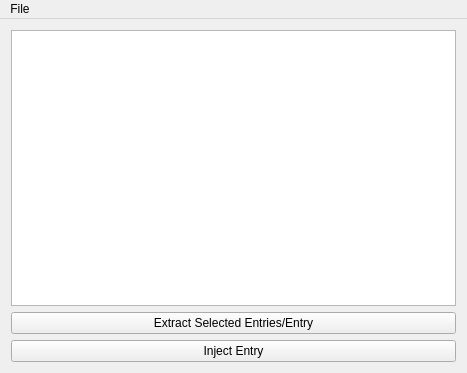
Before: the Qt Designer form XDBF/mainwindow.ui in hetelek/XDBF-Manager, drawn with Qt 5.
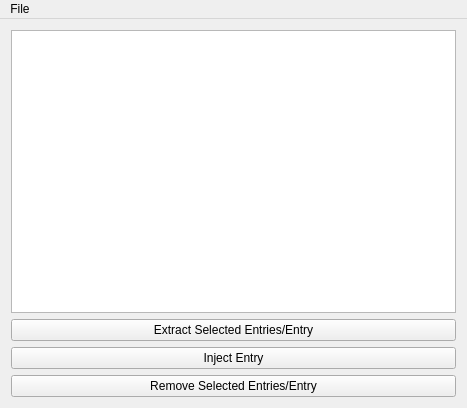
After: the same form once the commit is applied. Icons and pictures are not drawn.

Commit message: working on remove entry

Patch:
```diff
--- a/XDBF/mainwindow.ui
+++ b/XDBF/mainwindow.ui
@@ -7,7 +7,7 @@
     <x>0</x>
     <y>0</y>
     <width>467</width>
-    <height>373</height>
+    <height>408</height>
    </rect>
   </property>
   <property name="windowTitle">
@@ -51,6 +51,13 @@
         </property>
        </widget>
       </item>
+      <item>
+       <widget class="QPushButton" name="pushButton_3">
+        <property name="text">
+         <string>Remove Selected Entries/Entry</string>
+        </property>
+       </widget>
+      </item>
      </layout>
     </item>
    </layout>
```
The commit also changes 9 other files.
